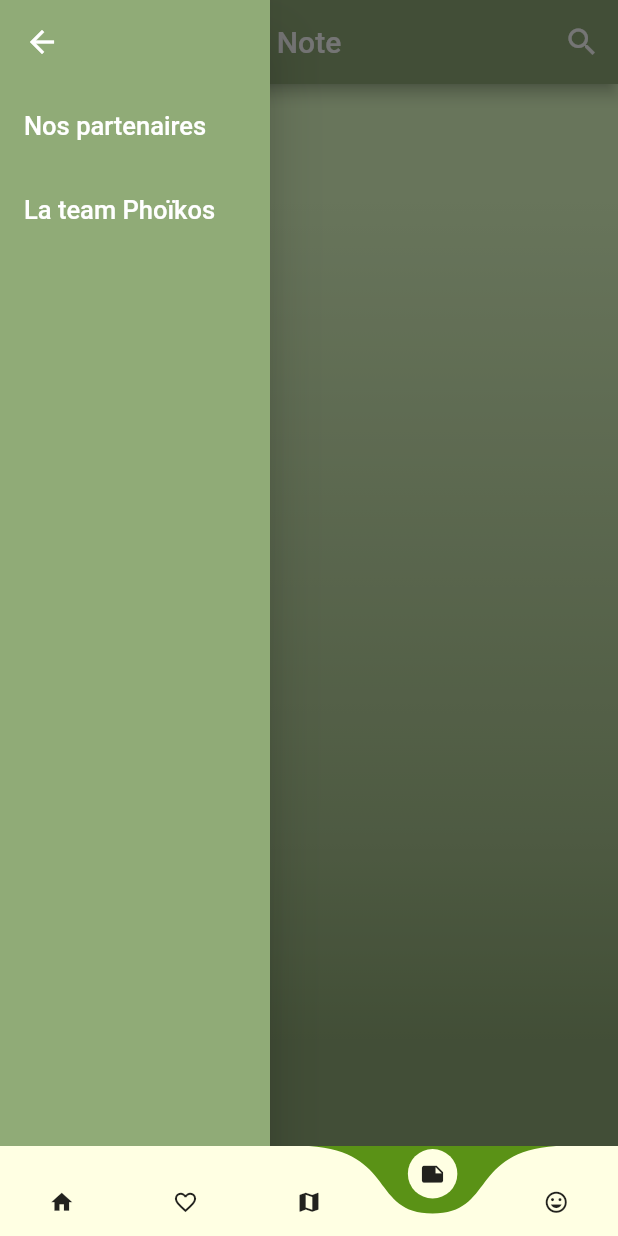
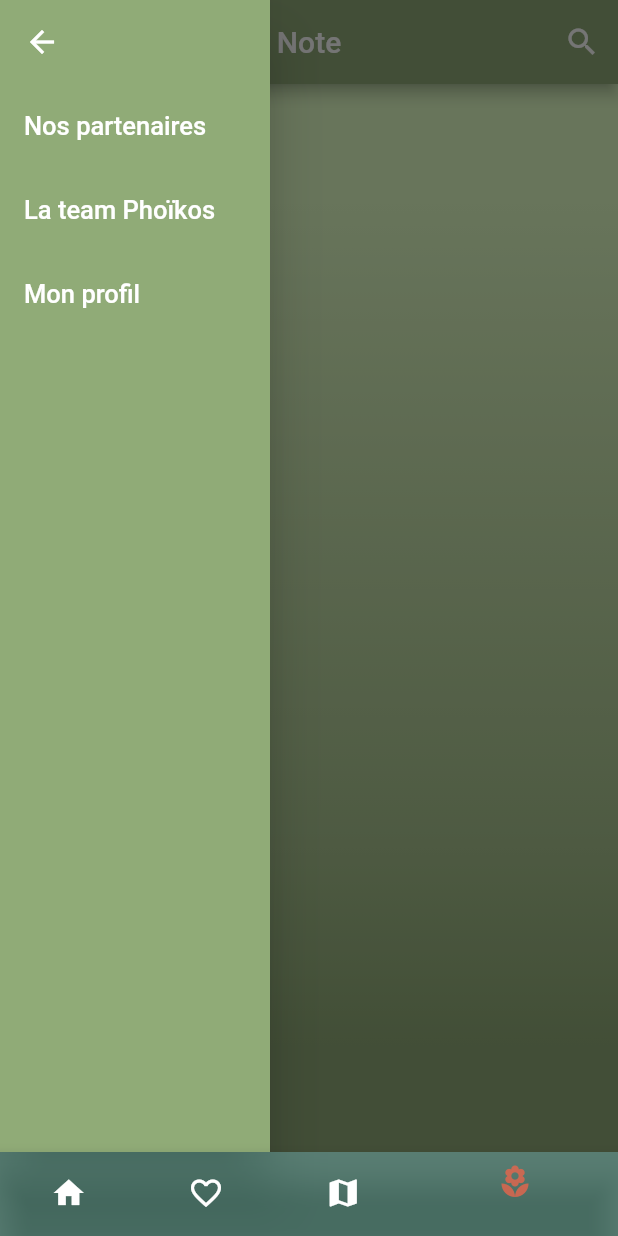
Before and after one commit to Sanitc/phoikos, a Flutter app: the MainPageWidget screen opened directly, item 4 of the bottom bar chosen, with the side drawer open, on a phone screen of 412 x 824 dp. Run offline on Flutter 3.47's test engine with Material 2 defaults, Android fonts, the phone set to English and light mode, and no system bars; drawn by our look-alikes of curved_navigation_bar; our stand-ins replace cloud_firestore, firebase_storage, google_maps_flutter, rflutter_alert; accounts and stored records are empty.

Commit message:
Navbar, page profil dans le menu burger

```diff
--- a/lib/page/main_page.dart
+++ b/lib/page/main_page.dart
@@ -1,11 +1,8 @@
-import 'package:curved_navigation_bar/curved_navigation_bar.dart';
 import 'package:flutter/material.dart';
 import 'package:phoikos/screen/favorite_screen.dart';
 import 'package:phoikos/screen/home_screen.dart';
 import 'package:phoikos/screen/map_screen.dart';
 import 'package:phoikos/screen/note_screen.dart';
-import 'package:phoikos/screen/profile_screen.dart';
-import 'package:phoikos/utils/colors.dart';
 
 class MainPageWidget extends StatefulWidget {
   @override
@@ -19,7 +16,6 @@ class _MainPageWidgetState extends State<MainPageWidget> {
   final FavoriteScreenWidget _favoriteScreenWidget = FavoriteScreenWidget();
   final MapScreenWidget _mapScreenWidget = MapScreenWidget();
   final NoteScreenWidget _noteScreenWidget = NoteScreenWidget();
-  final ProfileScreenWidget _profileScreenWidget = ProfileScreenWidget();
 
   //final ArticleScreenWidget _articleScreenWidget = ArticleScreenWidget();
 
@@ -33,27 +29,28 @@ class _MainPageWidgetState extends State<MainPageWidget> {
   @override
   Widget build(BuildContext context) {
     return Scaffold(
-      bottomNavigationBar: CurvedNavigationBar(
-        key: _bottomNavigationKey,
-        index: _pageIndex,
-        height: 60.0,
-        items: <Widget>[
-          Icon(Icons.home, size: 17),
-          Icon(Icons.favorite_border, size: 17),
-          Icon(Icons.map, size: 17),
-          Icon(Icons.note, size: 17),
-          Icon(Icons.tag_faces, size: 17),
-        ],
-        color: PColors.paleGreen,
-        backgroundColor: Color(0xFF5a9216), //0xFF90AB77
-        buttonBackgroundColor: Color(0xFFFFFFE3),
-        animationCurve: Curves.easeInOut,
-        animationDuration: Duration(milliseconds: 300),
-        onTap: (int index) {
-          setState(() {
-            _pageIndex = index;
-          });
-        },
+      bottomNavigationBar: Theme(
+        data: Theme.of(context).copyWith(
+            // sets the background color of the `BottomNavigationBar`
+            canvasColor: Color.fromRGBO(24, 76, 61, 0.7)),
+        child: BottomNavigationBar(
+          elevation: 8.0,
+          selectedItemColor: Color.fromRGBO(228, 101, 76, 0.81),
+          unselectedItemColor: Colors.white,
+          currentIndex: _pageIndex,
+          onTap: (value) {
+            _pageIndex = value;
+            setState(() {});
+          },
+          items: [
+            BottomNavigationBarItem(icon: Icon(Icons.home), title: Text('')),
+            BottomNavigationBarItem(
+                icon: Icon(Icons.favorite_border), title: Text('')),
+            BottomNavigationBarItem(icon: Icon(Icons.map), title: Text('')),
+            BottomNavigationBarItem(
+                icon: Icon(Icons.local_florist), title: Text('')),
+          ],
+        ),
       ),
       body: Stack(
         children: <Widget>[
@@ -61,7 +58,6 @@ class _MainPageWidgetState extends State<MainPageWidget> {
           _widgetWithOpacity(_pageIndex == 1, _favoriteScreenWidget),
           _widgetWithOpacity(_pageIndex == 2, _mapScreenWidget),
           _widgetWithOpacity(_pageIndex == 3, _noteScreenWidget),
-          _widgetWithOpacity(_pageIndex == 4, _profileScreenWidget),
         ],
       ),
     );
--- a/lib/screen/profile_screen.dart
+++ b/lib/page/profile_page.dart
@@ -1,6 +1,11 @@
 import 'package:flutter/material.dart';
 
-class ProfileScreenWidget extends StatelessWidget {
+class ProfilePagePageWidget extends StatefulWidget {
+  @override
+  _ProfilePageWidgetState createState() => _ProfilePageWidgetState();
+}
+
+class _ProfilePageWidgetState extends State<ProfilePagePageWidget> {
   @override
   Widget build(BuildContext context) {
     return Scaffold(
--- a/lib/screen/note_screen.dart
+++ b/lib/screen/note_screen.dart
@@ -1,5 +1,6 @@
 import 'package:flutter/material.dart';
 import 'package:phoikos/page/phoikos_team_page.dart';
+import 'package:phoikos/page/profile_page.dart';
 
 class NoteScreenWidget extends StatelessWidget {
   final GlobalKey<ScaffoldState> _scaffoldKey = new GlobalKey<ScaffoldState>();
@@ -56,6 +57,17 @@ class NoteScreenWidget extends StatelessWidget {
                           MaterialPageRoute(builder: (BuildContext context) {
                         return PhoikosTeamPagePageWidget();
                       }));
+                    }),
+                ListTile(
+                    title: Text(
+                      'Mon profil',
+                      style: TextStyle(color: Colors.white, fontSize: 17),
+                    ),
+                    onTap: () {
+                      Navigator.push(context,
+                          MaterialPageRoute(builder: (BuildContext context) {
+                        return ProfilePagePageWidget();
+                      }));
                     })
               ],
             ),
--- a/pubspec.yaml
+++ b/pubspec.yaml
@@ -24,6 +24,7 @@ dependencies:
   # Use with the CupertinoIcons class for iOS style icons.
   cupertino_icons: ^0.1.2
   curved_navigation_bar: ^0.3.2 #latest version
+  persistent_bottom_nav_bar: any
   google_maps_flutter: ^0.5.24+1
   #rajoutés avec le tuto firebase sur youtube
   firebase_core: ^0.4.0+9
```
Also changed, not shown: pubspec.lock.
